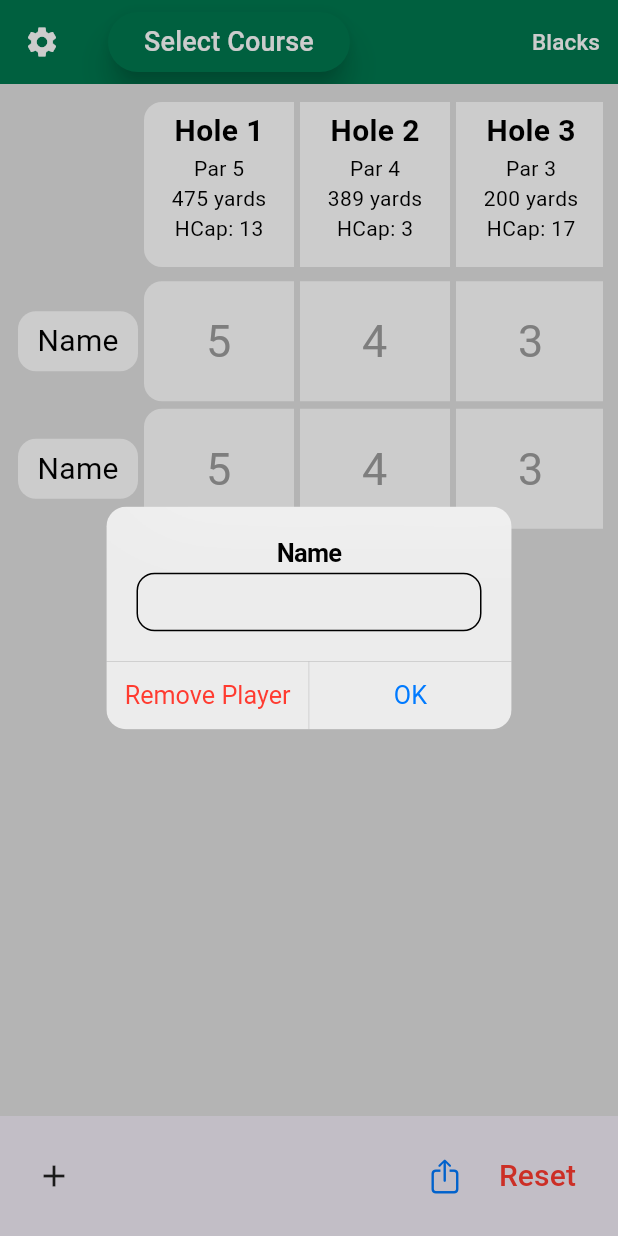
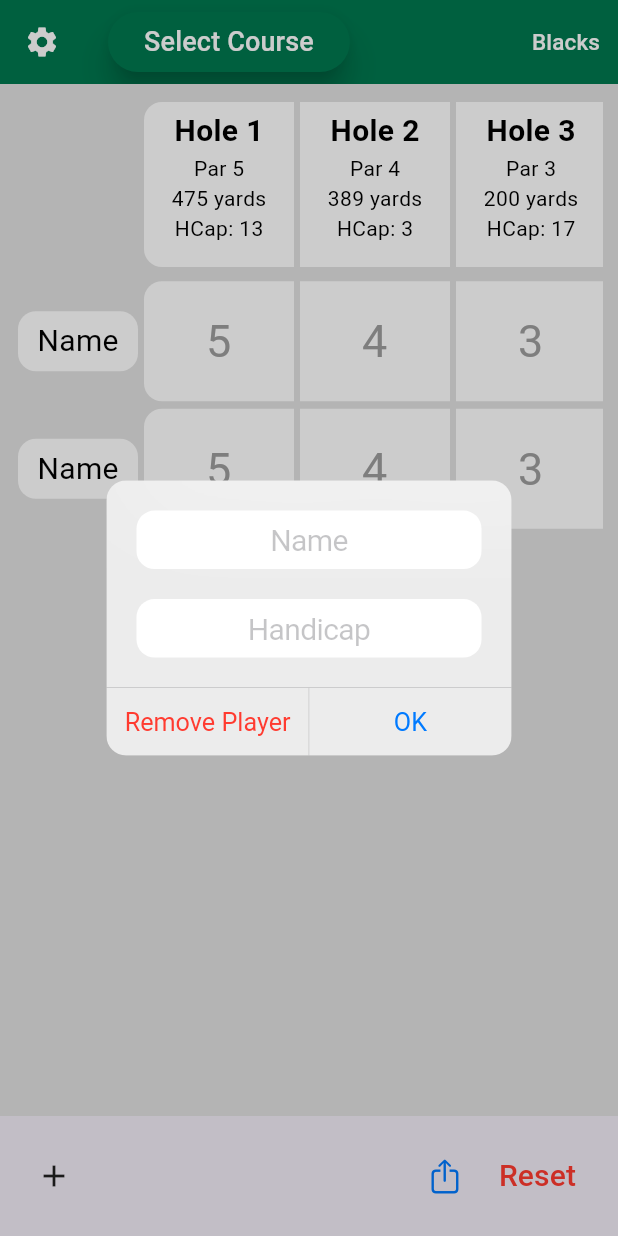
Before and after one commit to joe-mcdonald/scorecard_app, a Flutter app: the screen it shows after launch, after a tap on "Name", on a phone screen of 412 x 824 dp. Run offline on Flutter 3.47's test engine with Material 3 defaults, Android fonts, the phone set to English and light mode, and no system bars; our stand-ins replace csv, share_plus, shared_preferences.

Commit message:
added handicap controller

```diff
--- a/lib/home_screen.dart
+++ b/lib/home_screen.dart
@@ -31,6 +31,9 @@ class _HomeScreenState extends State<HomeScreen> {
     List.generate(18, (index) => FocusNode()),
   ];
   List<TextEditingController> nameControllers = [
+    TextEditingController(),
+  ];
+  List<TextEditingController> hcapControllers = [
     TextEditingController(),
   ];
 
@@ -102,6 +105,9 @@ class _HomeScreenState extends State<HomeScreen> {
     for (var controller in nameControllers) {
       controller.dispose();
     }
+    for (var controller in hcapControllers) {
+      controller.dispose();
+    }
     for (var controller in controllers) {
       controller.dispose();
     }
@@ -143,6 +149,10 @@ class _HomeScreenState extends State<HomeScreen> {
         'nameControllers',
         jsonEncode(
             nameControllers.map((controller) => controller.text).toList()));
+    await prefs.setString(
+        'hcapControllers',
+        jsonEncode(
+            hcapControllers.map((controller) => controller.text).toList()));
   }
 
   Future<void> _loadSavedState() async {
@@ -163,6 +173,10 @@ class _HomeScreenState extends State<HomeScreen> {
               as List<dynamic>)
           .map((name) => TextEditingController(text: name))
           .toList();
+      hcapControllers = (jsonDecode(prefs.getString('hcapControllers') ?? '[]')
+              as List<dynamic>)
+          .map((hcap) => TextEditingController(text: hcap))
+          .toList();
     });
 
     if (playersScores.isEmpty) {
@@ -171,6 +185,10 @@ class _HomeScreenState extends State<HomeScreen> {
 
     if (nameControllers.isEmpty) {
       nameControllers = [TextEditingController()];
+    }
+
+    if (hcapControllers.isEmpty) {
+      hcapControllers = [TextEditingController()];
     }
 
     for (int i = 0; i < playersScores.length; i++) {
@@ -234,11 +252,13 @@ class _HomeScreenState extends State<HomeScreen> {
       greensHit = List.generate(18, (index) => 0);
 
       nameControllers[0].clear();
+      hcapControllers[0].clear();
 
       playersControllers.removeRange(1, playersControllers.length);
       playersScores.removeRange(1, playersScores.length);
       playersFocusNodes.removeRange(1, playersFocusNodes.length);
       nameControllers.removeRange(1, nameControllers.length);
+      hcapControllers.removeRange(1, hcapControllers.length);
 
       _saveScores();
       _saveState();
@@ -262,17 +282,6 @@ class _HomeScreenState extends State<HomeScreen> {
     return greensHit.where((hit) => hit == 1).length;
   }
 
-  // void _addPlayer() {
-  //   // setState(() {
-  //   //   playersControllers
-  //   //       .add(List.generate(18, (index) => TextEditingController()));
-  //   //   playersScores.add(List.generate(18, (index) => 0));
-  //   //   playersFocusNodes.add(List.generate(18, (index) => FocusNode()));
-  //   //   nameControllers.add(TextEditingController());
-  //   // });
-  //   _showAddPlayerDialog();
-  // }
-
   void _addPlayer() {
     setState(() {
       playersControllers
@@ -280,6 +289,7 @@ class _HomeScreenState extends State<HomeScreen> {
       playersScores.add(List.generate(18, (index) => 0));
       playersFocusNodes.add(List.generate(18, (index) => FocusNode()));
       nameControllers.add(TextEditingController());
+      hcapControllers.add(TextEditingController());
     });
   }
 
@@ -357,6 +367,7 @@ class _HomeScreenState extends State<HomeScreen> {
                   playersScores.removeAt(index);
                   playersFocusNodes.removeAt(index);
                   nameControllers.removeAt(index);
+                  hcapControllers.removeAt(index);
                   _saveState(); // Save state after removing a player
                 });
                 Navigator.pop(context);
@@ -729,6 +740,8 @@ class _HomeScreenState extends State<HomeScreen> {
                         List<int> scores = playersScores[playerIndex];
                         TextEditingController nameController =
                             nameControllers[playerIndex];
+                        TextEditingController hcapController = hcapControllers[
+                            playerIndex]; // Add handicap controller
                         return PlayerRow(
                           index: playerIndex,
                           score: scores,
@@ -738,6 +751,7 @@ class _HomeScreenState extends State<HomeScreen> {
                           focusNodes: focusNodes,
                           controllers: controllers,
                           nameController: nameController,
+                          hcapController: hcapController,
                           scrollController: scrollController,
                           removePlayer: _removePlayer,
                         );
--- a/lib/widgets/player_row.dart
+++ b/lib/widgets/player_row.dart
@@ -14,6 +14,7 @@ class PlayerRow extends StatefulWidget {
   final List<FocusNode> focusNodes;
   final List<TextEditingController> controllers;
   final TextEditingController nameController;
+  final TextEditingController hcapController;
   final ScrollController scrollController;
   final Function(int) removePlayer;
 
@@ -27,6 +28,7 @@ class PlayerRow extends StatefulWidget {
     required this.focusNodes,
     required this.controllers,
     required this.nameController,
+    required this.hcapController,
     required this.scrollController,
     required this.removePlayer,
   });
@@ -79,14 +81,6 @@ class _PlayerRowState extends State<PlayerRow> {
                     baseOffset: 0,
                     extentOffset: widget.controllers[index].text.length,
                   );
-                  // double screenWidth = MediaQuery.of(context).size.width;
-                  // double targetScrollPosition =
-                  //     (index * 105.0 + 10) - (screenWidth / 2 - 100);
-                  // widget.scrollController.animateTo(
-                  //   targetScrollPosition,
-                  //   duration: const Duration(milliseconds: 10),
-                  //   curve: Curves.easeInOut,
-                  // );
                 });
               },
               onChanged: (text) {
@@ -131,51 +125,49 @@ class _PlayerRowState extends State<PlayerRow> {
     double scaleFactor = Provider.of<ScaleFactorProvider>(context).scaleFactor;
     return Row(
       children: [
-        // Container(
-        //   width: 80 * scaleFactor,
-        //   height: 40 * scaleFactor,
-        //   margin: EdgeInsets.all(2 * scaleFactor),
-        //   decoration: const BoxDecoration(
-        //     color: Colors.white,
-        //     borderRadius: BorderRadius.only(
-        //       topRight: Radius.circular(12),
-        //       bottomRight: Radius.circular(12),
-        //       topLeft: Radius.circular(12),
-        //       bottomLeft: Radius.circular(12),
-        //     ),
-        //   ),
-        //   child: TextField(
-        //     controller: widget.nameController,
-        //     maxLength: 5,
-        //     decoration: InputDecoration(
-        //       counterText: '',
-        //       hintText: 'Name',
-        //       border: InputBorder.none,
-        //       contentPadding: EdgeInsets.symmetric(horizontal: 8 * scaleFactor),
-        //     ),
-        //     textAlign: TextAlign.center,
-        //     style: TextStyle(color: Colors.black, fontSize: 20 * scaleFactor),
-        //   ),
-        // ),
         GestureDetector(
           onTap: () {
             showCupertinoDialog(
               context: context,
               builder: (context) => CupertinoAlertDialog(
-                title: Text('Name'),
-                content: CupertinoTextField(
+                content: Column(
+                  children: [
+                    CupertinoTextField(
                       controller: widget.nameController,
                       maxLength: 5,
+                      placeholder: 'Name',
                       decoration: BoxDecoration(
-                    border: Border.all(color: Colors.black),
-                    borderRadius: BorderRadius.all(Radius.circular(12)),
+                        color: Colors.white,
+                        border: Border.all(color: Colors.transparent),
+                        borderRadius:
+                            const BorderRadius.all(Radius.circular(12)),
                       ),
                       textAlign: TextAlign.center,
                       style: const TextStyle(color: Colors.black, fontSize: 20),
                     ),
+                    const SizedBox(height: 20),
+                    CupertinoTextField(
+                      controller: widget.hcapController,
+                      placeholder: 'Handicap',
+                      keyboardType: const TextInputType.numberWithOptions(
+                        signed: false,
+                        decimal: true,
+                      ),
+                      maxLength: 5,
+                      decoration: BoxDecoration(
+                        color: Colors.white,
+                        border: Border.all(color: Colors.transparent),
+                        borderRadius:
+                            const BorderRadius.all(Radius.circular(12)),
+                      ),
+                      textAlign: TextAlign.center,
+                      style: const TextStyle(color: Colors.black, fontSize: 20),
+                    ),
+                  ],
+                ),
                 actions: [
                   CupertinoDialogAction(
-                    child: Text(
+                    child: const Text(
                       'Remove Player',
                       style: TextStyle(color: CupertinoColors.systemRed),
                     ),
@@ -186,7 +178,7 @@ class _PlayerRowState extends State<PlayerRow> {
                     },
                   ),
                   CupertinoDialogAction(
-                    child: Text(
+                    child: const Text(
                       'OK',
                       style: TextStyle(color: CupertinoColors.activeBlue),
                     ),
```
Lines whose indentation alone changed are shown as unchanged.
